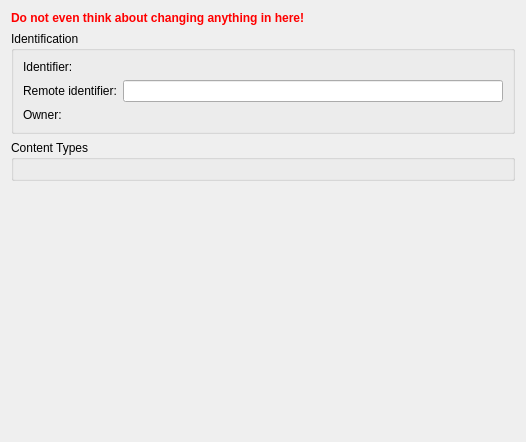
Before: the Qt Designer form akonadiconsole/collectioninternalspage.ui in chusopr/kdepim-ktimetracker-akonadi, drawn with Qt 5.
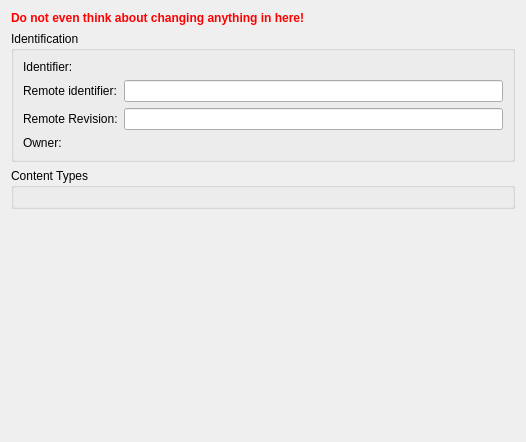
After: the same form once the commit is applied. Custom widgets are drawn as their Qt base class.

Commit message: Show collection remote revision in internals tab.

The edit to the form file:
```diff
--- a/akonadiconsole/collectioninternalspage.ui
+++ b/akonadiconsole/collectioninternalspage.ui
@@ -35,7 +35,7 @@
         </property>
        </widget>
       </item>
-      <item row="0" column="1">
+      <item row="0" column="2">
        <widget class="QLabel" name="idLabel">
         <property name="text">
          <string/>
@@ -52,23 +52,36 @@
         </property>
        </widget>
       </item>
-      <item row="1" column="1">
+      <item row="1" column="2">
        <widget class="KLineEdit" name="ridEdit"/>
       </item>
-      <item row="2" column="0">
+      <item row="3" column="0">
        <widget class="QLabel" name="label_3">
         <property name="text">
          <string>Owner:</string>
         </property>
        </widget>
       </item>
-      <item row="2" column="1">
+      <item row="3" column="2">
        <widget class="QLabel" name="resourceLabel">
         <property name="text">
          <string/>
         </property>
        </widget>
       </item>
+      <item row="2" column="0">
+       <widget class="QLabel" name="label_4">
+        <property name="text">
+         <string>Remote Revision:</string>
+        </property>
+        <property name="buddy">
+         <cstring>rrevEdit</cstring>
+        </property>
+       </widget>
+      </item>
+      <item row="2" column="2">
+       <widget class="KLineEdit" name="rrevEdit"/>
+      </item>
      </layout>
     </widget>
    </item>
@@ -107,16 +120,16 @@
   </layout>
  </widget>
  <customwidgets>
-  <customwidget>
-   <class>KLineEdit</class>
-   <extends>QLineEdit</extends>
-   <header>klineedit.h</header>
-  </customwidget>
   <customwidget>
    <class>KEditListWidget</class>
    <extends>QWidget</extends>
    <header>keditlistwidget.h</header>
   </customwidget>
+  <customwidget>
+   <class>KLineEdit</class>
+   <extends>QLineEdit</extends>
+   <header>klineedit.h</header>
+  </customwidget>
  </customwidgets>
  <resources/>
  <connections/>
```
The commit also changes 1 other file.
